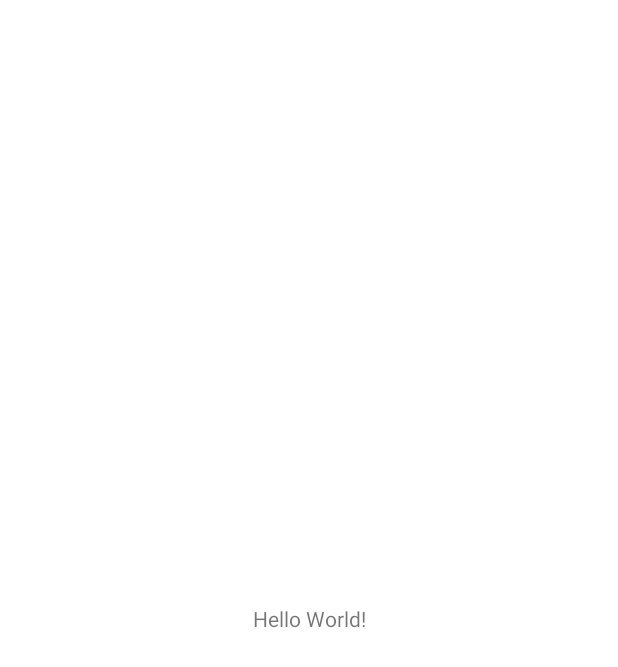
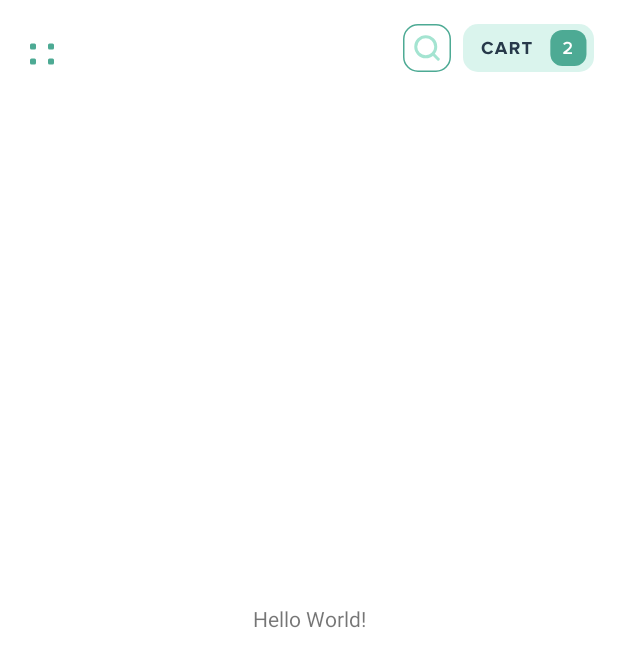
Before and after one commit to AndreiMihaiSurueanu/nursery-store-android-app, an Android app: the screen it shows after launch (MainActivity), on a phone screen of 412 x 824 dp. Before the commit the part shown is almost empty. Shown: the top 667 px of the screen. Run offline under Robolectric (Android 15) with nearby library versions, the phone set to English and light mode, and no system bars.

Commit message:
Added Top Header section Main Activity page screen

```diff
--- /dev/null
+++ b/app/src/main/res/drawable/ic_cart.xml
@@ -0,0 +1,20 @@
+<vector xmlns:android="http://schemas.android.com/apk/res/android"
+    android:width="87dp"
+    android:height="32dp"
+    android:viewportWidth="87"
+    android:viewportHeight="32">
+  <path
+      android:pathData="M10,0L77,0A10,10 0,0 1,87 10L87,22A10,10 0,0 1,77 32L10,32A10,10 0,0 1,0 22L0,10A10,10 0,0 1,10 0z"
+      android:strokeAlpha="0.4"
+      android:fillColor="#A4E4D1"
+      android:fillAlpha="0.4"/>
+  <path
+      android:pathData="M66,4L74,4A8,8 0,0 1,82 12L82,20A8,8 0,0 1,74 28L66,28A8,8 0,0 1,58 20L58,12A8,8 0,0 1,66 4z"
+      android:fillColor="#4DAA94"/>
+  <path
+      android:pathData="M16.68,20.144C18.432,20.144 19.452,19.172 20.016,18.176L18.552,17.468C18.216,18.116 17.496,18.632 16.68,18.632C15.216,18.632 14.16,17.516 14.16,16.004C14.16,14.492 15.216,13.376 16.68,13.376C17.496,13.376 18.216,13.892 18.552,14.54L20.016,13.82C19.452,12.812 18.432,11.864 16.68,11.864C14.268,11.864 12.408,13.532 12.408,16.004C12.408,18.464 14.268,20.144 16.68,20.144ZM29.4123,20L26.3283,11.996H24.1923L21.1082,20H23.0403L23.5443,18.644H26.9763L27.4803,20H29.4123ZM26.5083,17.144H24.0123L25.2603,13.7L26.5083,17.144ZM37.6434,20L35.8314,16.952C36.6954,16.748 37.5954,15.98 37.5954,14.576C37.5954,13.088 36.5634,11.996 34.8954,11.996H31.1514V20H32.8554V17.156H34.1034L35.6754,20H37.6434ZM34.6554,15.656H32.8554V13.496H34.6554C35.3274,13.496 35.8434,13.904 35.8434,14.564C35.8434,15.248 35.3274,15.656 34.6554,15.656ZM43.3091,20V13.496H45.6371V11.996H39.2531V13.496H41.5931V20H43.3091Z"
+      android:fillColor="#27394A"/>
+  <path
+      android:pathData="M72.396,20V18.764H68.856C70.992,17.144 72.348,15.824 72.348,14.336C72.348,12.74 71.004,11.876 69.456,11.876C68.328,11.876 67.2,12.296 66.492,13.16L67.308,14.072C67.824,13.496 68.532,13.124 69.468,13.124C70.2,13.124 70.932,13.496 70.932,14.336C70.932,15.5 69.708,16.532 66.6,18.884V20H72.396Z"
+      android:fillColor="#ffffff"/>
+</vector>
--- /dev/null
+++ b/app/src/main/res/drawable/ic_menu.xml
@@ -0,0 +1,18 @@
+<vector xmlns:android="http://schemas.android.com/apk/res/android"
+    android:width="24dp"
+    android:height="24dp"
+    android:viewportWidth="24"
+    android:viewportHeight="24">
+  <path
+      android:pathData="M5,5L7,5A1,1 0,0 1,8 6L8,8A1,1 0,0 1,7 9L5,9A1,1 0,0 1,4 8L4,6A1,1 0,0 1,5 5z"
+      android:fillColor="#4DAA94"/>
+  <path
+      android:pathData="M17,5L19,5A1,1 0,0 1,20 6L20,8A1,1 0,0 1,19 9L17,9A1,1 0,0 1,16 8L16,6A1,1 0,0 1,17 5z"
+      android:fillColor="#4DAA94"/>
+  <path
+      android:pathData="M5,15L7,15A1,1 0,0 1,8 16L8,18A1,1 0,0 1,7 19L5,19A1,1 0,0 1,4 18L4,16A1,1 0,0 1,5 15z"
+      android:fillColor="#4DAA94"/>
+  <path
+      android:pathData="M17,15L19,15A1,1 0,0 1,20 16L20,18A1,1 0,0 1,19 19L17,19A1,1 0,0 1,16 18L16,16A1,1 0,0 1,17 15z"
+      android:fillColor="#4DAA94"/>
+</vector>
--- /dev/null
+++ b/app/src/main/res/drawable/ic_search.xml
@@ -0,0 +1,25 @@
+<vector xmlns:android="http://schemas.android.com/apk/res/android"
+    android:width="32dp"
+    android:height="32dp"
+    android:viewportWidth="32"
+    android:viewportHeight="32">
+  <path
+      android:strokeWidth="1"
+      android:pathData="M10,0.5L22,0.5A9.5,9.5 0,0 1,31.5 10L31.5,22A9.5,9.5 0,0 1,22 31.5L10,31.5A9.5,9.5 0,0 1,0.5 22L0.5,10A9.5,9.5 0,0 1,10 0.5z"
+      android:fillColor="#00000000"
+      android:strokeColor="#4DAA94"/>
+  <path
+      android:pathData="M15.1667,21.8333C18.8486,21.8333 21.8333,18.8486 21.8333,15.1667C21.8333,11.4848 18.8486,8.5 15.1667,8.5C11.4848,8.5 8.5,11.4848 8.5,15.1667C8.5,18.8486 11.4848,21.8333 15.1667,21.8333Z"
+      android:strokeLineJoin="round"
+      android:strokeWidth="2"
+      android:fillColor="#00000000"
+      android:strokeColor="#A4E4D1"
+      android:strokeLineCap="round"/>
+  <path
+      android:pathData="M23.5,23.5L19.875,19.875"
+      android:strokeLineJoin="round"
+      android:strokeWidth="2"
+      android:fillColor="#00000000"
+      android:strokeColor="#A4E4D1"
+      android:strokeLineCap="round"/>
+</vector>
--- a/app/src/main/res/layout/activity_main.xml
+++ b/app/src/main/res/layout/activity_main.xml
@@ -5,6 +5,41 @@
     android:layout_width="match_parent"
     android:layout_height="match_parent"
     tools:context=".MainActivity">
+
+    <ImageView
+        android:id="@+id/imageView"
+        android:layout_width="wrap_content"
+        android:layout_height="wrap_content"
+        android:layout_marginStart="16dp"
+        android:layout_marginTop="16dp"
+        app:layout_constraintBottom_toBottomOf="@+id/imageView2"
+        app:layout_constraintStart_toStartOf="parent"
+        app:layout_constraintTop_toTopOf="@+id/imageView2"
+        app:layout_constraintVertical_bias="1.0"
+        app:srcCompat="@drawable/ic_menu"
+        android:contentDescription="@string/todo" />
+
+    <ImageView
+        android:id="@+id/imageView2"
+        android:layout_width="wrap_content"
+        android:layout_height="wrap_content"
+        android:layout_marginTop="16dp"
+        android:layout_marginEnd="16dp"
+        app:layout_constraintEnd_toEndOf="parent"
+        app:layout_constraintTop_toTopOf="parent"
+        app:srcCompat="@drawable/ic_cart"
+        android:contentDescription="@string/todo" />
+
+    <ImageView
+        android:id="@+id/imageView3"
+        android:layout_width="wrap_content"
+        android:layout_height="wrap_content"
+        android:layout_marginEnd="8dp"
+        app:layout_constraintBottom_toBottomOf="@+id/imageView2"
+        app:layout_constraintEnd_toStartOf="@+id/imageView2"
+        app:layout_constraintTop_toTopOf="@+id/imageView2"
+        app:srcCompat="@drawable/ic_search"
+        android:contentDescription="@string/todo" />
 
     <TextView
         android:layout_width="wrap_content"
--- a/app/src/main/res/values/strings.xml
+++ b/app/src/main/res/values/strings.xml
@@ -1,3 +1,4 @@
 <resources>
     <string name="app_name">NurseryStoreAndroidApp</string>
+    <string name="todo">TODO</string>
 </resources>
```
